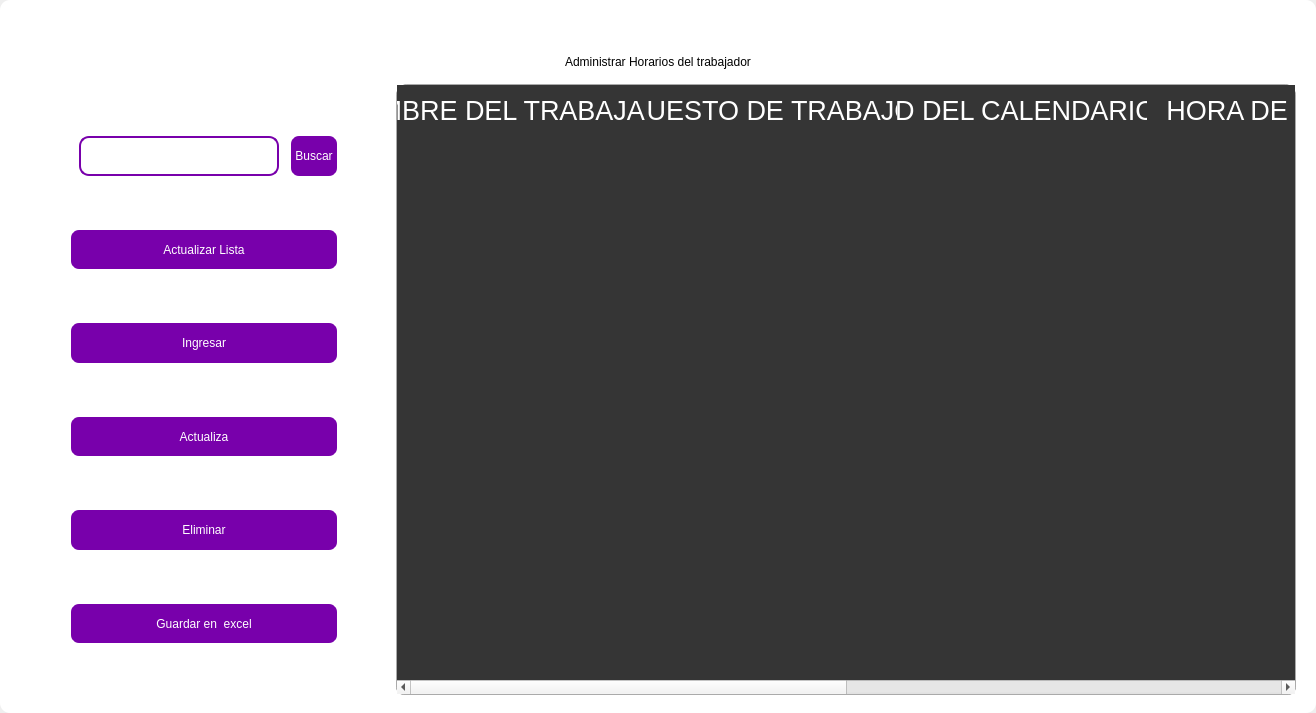
The window that design/standar/maincalendar1.ui (codemiguel-dev/ERP-EmprendeSoft-Desktop) describes before a commit, drawn with Qt 5.
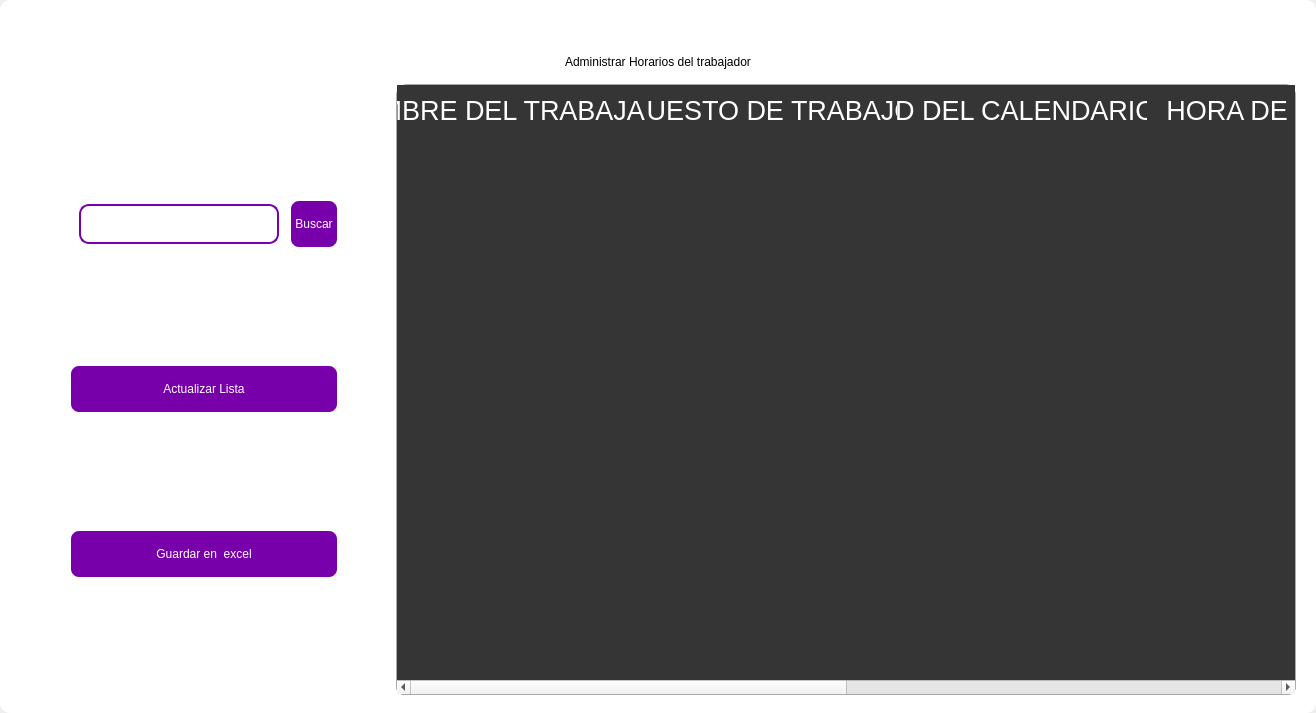
The same window after the commit. Icons and pictures are not drawn.

Patch:
```diff
--- a/design/standar/maincalendar1.ui
+++ b/design/standar/maincalendar1.ui
@@ -553,141 +553,6 @@
               </property>
              </widget>
             </item>
-            <item>
-             <widget class="QPushButton" name="btn_add">
-              <property name="minimumSize">
-               <size>
-                <width>0</width>
-                <height>40</height>
-               </size>
-              </property>
-              <property name="maximumSize">
-               <size>
-                <width>300</width>
-                <height>50</height>
-               </size>
-              </property>
-              <property name="cursor">
-               <cursorShape>PointingHandCursor</cursorShape>
-              </property>
-              <property name="styleSheet">
-               <string notr="true">QPushButton{
-border-radius:10px; 
-font: 12pt &quot;Arial&quot;;
-color: rgb(255, 255, 254);
-border: 2px solid #ffffff;
-	background-color: rgb(120, 0, 171);
-}
-
-QPushButton:hover{
-border-radius:10px; 
-font: 12pt &quot;Arial&quot;;
-color: rgb(255, 255, 255);
-border: 2px solid rgb(120, 0, 171);
-	background-color: rgb(120, 0, 171);
-}</string>
-              </property>
-              <property name="text">
-               <string>Ingresar</string>
-              </property>
-              <property name="iconSize">
-               <size>
-                <width>35</width>
-                <height>35</height>
-               </size>
-              </property>
-             </widget>
-            </item>
-            <item>
-             <widget class="QPushButton" name="btn_update">
-              <property name="minimumSize">
-               <size>
-                <width>0</width>
-                <height>40</height>
-               </size>
-              </property>
-              <property name="maximumSize">
-               <size>
-                <width>300</width>
-                <height>50</height>
-               </size>
-              </property>
-              <property name="cursor">
-               <cursorShape>PointingHandCursor</cursorShape>
-              </property>
-              <property name="styleSheet">
-               <string notr="true">QPushButton{
-border-radius:10px; 
-font: 12pt &quot;Arial&quot;;
-color: rgb(255, 255, 254);
-border: 2px solid #ffffff;
-	background-color: rgb(120, 0, 171);
-}
-
-QPushButton:hover{
-border-radius:10px; 
-font: 12pt &quot;Arial&quot;;
-color: rgb(255, 255, 255);
-border: 2px solid rgb(120, 0, 171);
-	background-color: rgb(120, 0, 171);
-}</string>
-              </property>
-              <property name="text">
-               <string>Actualiza</string>
-              </property>
-              <property name="iconSize">
-               <size>
-                <width>35</width>
-                <height>35</height>
-               </size>
-              </property>
-             </widget>
-            </item>
-            <item>
-             <widget class="QPushButton" name="btn_delete">
-              <property name="minimumSize">
-               <size>
-                <width>0</width>
-                <height>40</height>
-               </size>
-              </property>
-              <property name="maximumSize">
-               <size>
-                <width>300</width>
-                <height>50</height>
-               </size>
-              </property>
-              <property name="cursor">
-               <cursorShape>PointingHandCursor</cursorShape>
-              </property>
-              <property name="styleSheet">
-               <string notr="true">QPushButton{
-border-radius:10px; 
-font: 12pt &quot;Arial&quot;;
-color: rgb(255, 255, 254);
-border: 2px solid #ffffff;
-	background-color: rgb(120, 0, 171);
-}
-
-QPushButton:hover{
-border-radius:10px; 
-font: 12pt &quot;Arial&quot;;
-color: rgb(255, 255, 255);
-border: 2px solid rgb(120, 0, 171);
-	background-color: rgb(120, 0, 171);
-}</string>
-              </property>
-              <property name="text">
-               <string>Eliminar</string>
-              </property>
-              <property name="iconSize">
-               <size>
-                <width>35</width>
-                <height>35</height>
-               </size>
-              </property>
-             </widget>
-            </item>
             <item>
              <widget class="QPushButton" name="btn_excel">
               <property name="minimumSize">
```
